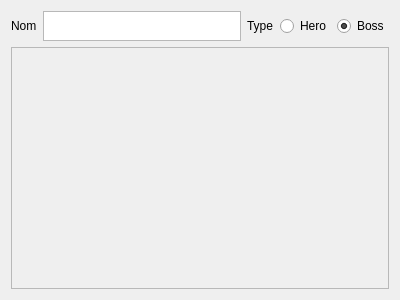
First picture: the form in app/view/forms/editcharacter.ui, repository r0nd0ud0u/qt-rpg, before the edit.
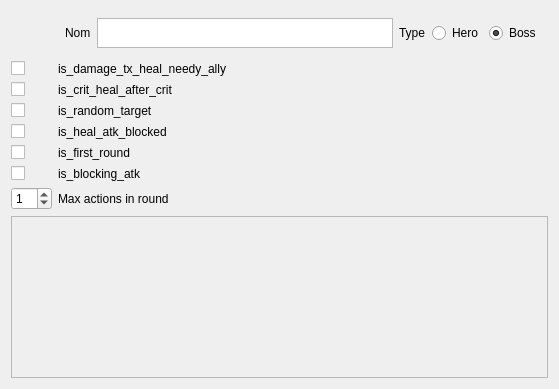
Second picture: the form after the edit.

What changed in the file:
```diff
--- a/app/view/forms/editcharacter.ui
+++ b/app/view/forms/editcharacter.ui
@@ -6,8 +6,8 @@
    <rect>
     <x>0</x>
     <y>0</y>
-    <width>400</width>
-    <height>300</height>
+    <width>559</width>
+    <height>389</height>
    </rect>
   </property>
   <property name="windowTitle">
@@ -15,7 +15,56 @@
   </property>
   <layout class="QVBoxLayout" name="verticalLayout_2">
    <item>
+    <layout class="QGridLayout" name="gridLayout">
+     <item row="1" column="1">
+      <widget class="QLabel" name="is_damage_tx_heal_needy_ally">
+       <property name="text">
+        <string>is_damage_tx_heal_needy_ally</string>
+       </property>
+      </widget>
+     </item>
+     <item row="4" column="1">
+      <widget class="QLabel" name="is_heal_atk_blocked">
+       <property name="text">
+        <string>is_heal_atk_blocked</string>
+       </property>
+      </widget>
+     </item>
+     <item row="5" column="1">
+      <widget class="QLabel" name="is_first_round">
+       <property name="text">
+        <string>is_first_round</string>
+       </property>
+      </widget>
+     </item>
+     <item row="6" column="1">
+      <widget class="QLabel" name="is_blocking_atk">
+       <property name="text">
+        <string>is_blocking_atk</string>
+       </property>
+      </widget>
+     </item>
+     <item row="2" column="1">
+      <widget class="QLabel" name="is_crit_heal_after_crit">
+       <property name="text">
+        <string>is_crit_heal_after_crit</string>
+       </property>
+      </widget>
+     </item>
+     <item row="0" column="1">
     <layout class="QHBoxLayout" name="horizontalLayout">
+       <property name="leftMargin">
+        <number>7</number>
+       </property>
+       <property name="topMargin">
+        <number>7</number>
+       </property>
+       <property name="rightMargin">
+        <number>7</number>
+       </property>
+       <property name="bottomMargin">
+        <number>7</number>
+       </property>
      <item>
       <widget class="QLabel" name="label">
        <property name="sizePolicy">
@@ -71,6 +120,71 @@
      </item>
     </layout>
    </item>
+     <item row="7" column="1">
+      <widget class="QLabel" name="max_actions_in_rnd">
+       <property name="text">
+        <string>Max actions in round</string>
+       </property>
+      </widget>
+     </item>
+     <item row="3" column="1">
+      <widget class="QLabel" name="is_random_target">
+       <property name="text">
+        <string>is_random_target</string>
+       </property>
+      </widget>
+     </item>
+     <item row="1" column="0">
+      <widget class="QCheckBox" name="cb_is_damage_tx_heal_needy_ally">
+       <property name="text">
+        <string/>
+       </property>
+      </widget>
+     </item>
+     <item row="2" column="0">
+      <widget class="QCheckBox" name="cb_is_crit_heal_after_crit">
+       <property name="text">
+        <string/>
+       </property>
+      </widget>
+     </item>
+     <item row="3" column="0">
+      <widget class="QCheckBox" name="cb_is_random_target">
+       <property name="text">
+        <string/>
+       </property>
+      </widget>
+     </item>
+     <item row="4" column="0">
+      <widget class="QCheckBox" name="cb_is_heal_atk_blocked">
+       <property name="text">
+        <string/>
+       </property>
+      </widget>
+     </item>
+     <item row="5" column="0">
+      <widget class="QCheckBox" name="cb_is_first_round">
+       <property name="text">
+        <string/>
+       </property>
+      </widget>
+     </item>
+     <item row="6" column="0">
+      <widget class="QCheckBox" name="cb_is_blocking_atk">
+       <property name="text">
+        <string/>
+       </property>
+      </widget>
+     </item>
+     <item row="7" column="0">
+      <widget class="QSpinBox" name="spinBox">
+       <property name="value">
+        <number>1</number>
+       </property>
+      </widget>
+     </item>
+    </layout>
+   </item>
    <item>
     <widget class="QScrollArea" name="scrollArea">
      <property name="sizePolicy">
@@ -87,8 +201,8 @@
        <rect>
         <x>0</x>
         <y>0</y>
-        <width>380</width>
-        <height>242</height>
+        <width>535</width>
+        <height>114</height>
        </rect>
       </property>
       <layout class="QVBoxLayout" name="verticalLayout"/>
```
Lines whose indentation alone changed are shown as unchanged.
